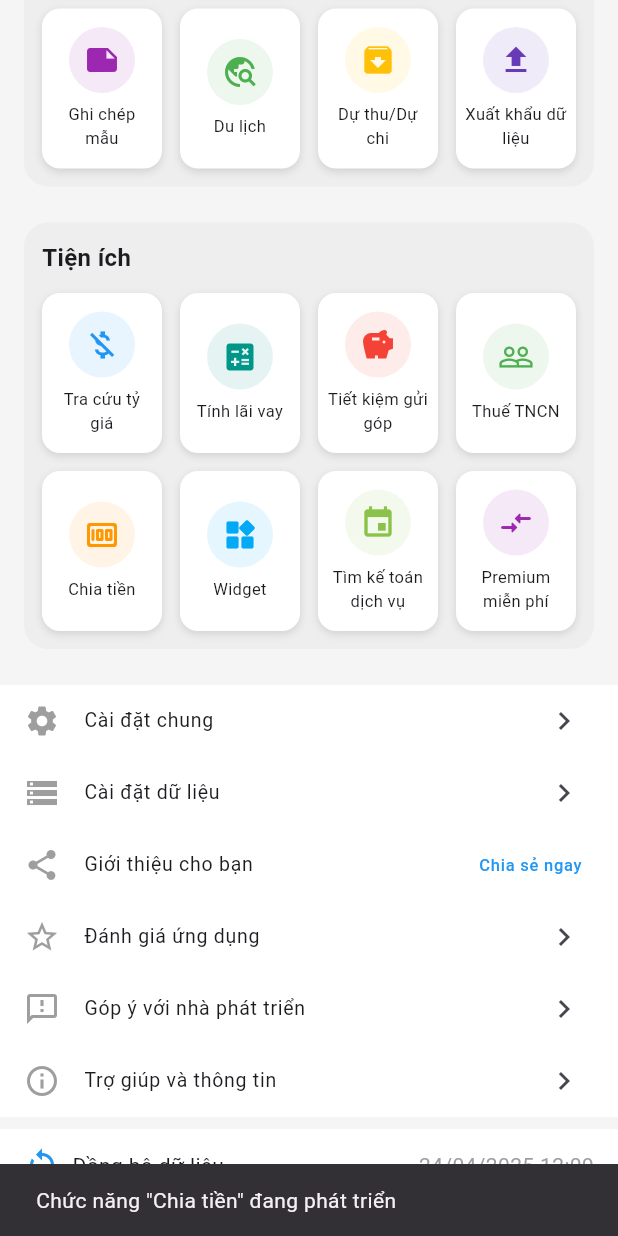
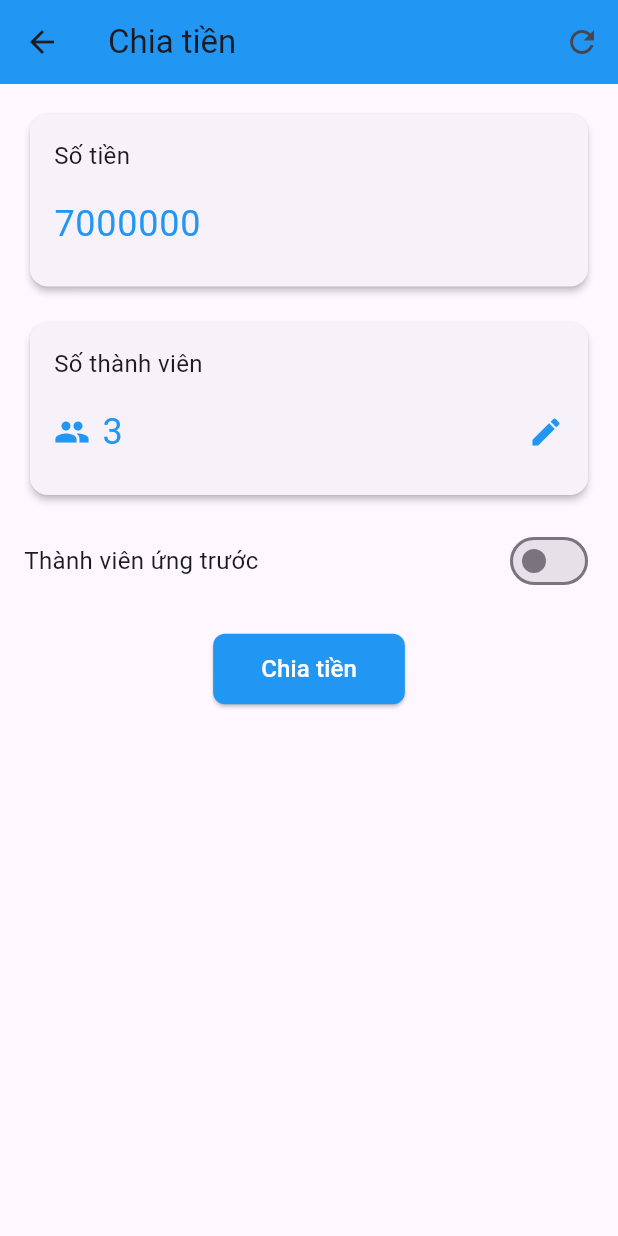
Before and after one commit to Kaii-Kaii/LapTrinhDiDong, a Flutter app: the KhacMain screen opened directly with empty values, scrolled down 356 dp, after a tap on "Chia tiền", on a phone screen of 412 x 824 dp. Run offline on Flutter 3.47's test engine with Material 3 defaults, Android fonts, the light colour scheme and no system bars; our stand-ins replace fl_chart; missing offline and left inert: dart:ffi; network calls fail.

Commit message:
update new

```diff
--- a/lib/screens/s_Khac/KhacMain.dart
+++ b/lib/screens/s_Khac/KhacMain.dart
@@ -9,6 +9,7 @@ import 'package:qltncn/screens/s_Khac/TienIch/TyGiaScreen.dart';
 import 'package:qltncn/screens/s_Khac/TienIch/TinhThueThuNhapCaNhanScreen.dart';
 import 'package:qltncn/screens/s_Khac/TienIch/TinhLaiVayScreen.dart';
 import 'package:qltncn/screens/s_Khac/TienIch/TinhLaiTienGui.dart';
+import 'package:qltncn/screens/s_Khac/TienIch/ChiaTien.dart';
 
 class KhacMain extends StatelessWidget {
   final String maKH;
@@ -407,6 +408,12 @@ class KhacMain extends StatelessWidget {
           MaterialPageRoute(builder: (_) => TinhLaiTienGuiScreen()),
         );
         break;
+      case 'Chia tiền':
+        Navigator.push(
+          context,
+          MaterialPageRoute(builder: (_) => ChiaTienScreen()),
+        );
+        break;
       default:
         ScaffoldMessenger.of(context).showSnackBar(
           SnackBar(content: Text('Chức năng "$title" đang phát triển')),
--- /dev/null
+++ b/lib/screens/s_Khac/TienIch/ChiaTien.dart
@@ -0,0 +1,237 @@
+import 'package:flutter/material.dart';
+import 'XuLyChiaTien.dart';
+
+class ChiaTienScreen extends StatefulWidget {
+  @override
+  _ChiaTienScreenState createState() => _ChiaTienScreenState();
+}
+
+class _ChiaTienScreenState extends State<ChiaTienScreen> {
+  final TextEditingController soTienController = TextEditingController();
+  final TextEditingController soThanhVienController = TextEditingController();
+  bool isThanhVienUngTruoc = false;
+  List<Map<String, dynamic>> thanhVienUngTruoc = [];
+
+  @override
+  void initState() {
+    super.initState();
+    soTienController.text = "7000000"; // Giá trị mặc định
+    soThanhVienController.text = "3"; // Giá trị mặc định
+  }
+
+  void _themThanhVienUngTruoc() {
+    setState(() {
+      thanhVienUngTruoc.add({"ten": "", "soTien": 0});
+    });
+  }
+
+  void _xoaThanhVienUngTruoc(int index) {
+    setState(() {
+      thanhVienUngTruoc.removeAt(index);
+    });
+  }
+
+  @override
+  Widget build(BuildContext context) {
+    return Scaffold(
+      appBar: AppBar(
+        title: const Text("Chia tiền"),
+        backgroundColor: Colors.blue,
+        actions: [
+          IconButton(
+            icon: const Icon(Icons.refresh),
+            onPressed: () {
+              setState(() {
+                soTienController.text = "7000000";
+                soThanhVienController.text = "3";
+                isThanhVienUngTruoc = false;
+                thanhVienUngTruoc.clear();
+              });
+            },
+          ),
+        ],
+      ),
+      body: SingleChildScrollView(
+        padding: const EdgeInsets.all(16.0),
+        child: Column(
+          crossAxisAlignment: CrossAxisAlignment.start,
+          children: [
+            // Số tiền
+            _buildInputCard(
+              title: "Số tiền",
+              child: TextField(
+                controller: soTienController,
+                keyboardType: TextInputType.number,
+                decoration: const InputDecoration(border: InputBorder.none),
+                style: const TextStyle(fontSize: 24, color: Colors.blue),
+              ),
+            ),
+            const SizedBox(height: 16),
+
+            // Số thành viên
+            _buildInputCard(
+              title: "Số thành viên",
+              child: Row(
+                children: [
+                  const Icon(Icons.people, color: Colors.blue),
+                  const SizedBox(width: 8),
+                  Expanded(
+                    child: TextField(
+                      controller: soThanhVienController,
+                      keyboardType: TextInputType.number,
+                      decoration: const InputDecoration(
+                        border: InputBorder.none,
+                      ),
+                      style: const TextStyle(fontSize: 24, color: Colors.blue),
+                    ),
+                  ),
+                  const Icon(Icons.edit, color: Colors.blue),
+                ],
+              ),
+            ),
+            const SizedBox(height: 16),
+
+            // Thành viên ứng trước
+            Row(
+              mainAxisAlignment: MainAxisAlignment.spaceBetween,
+              children: [
+                const Text(
+                  "Thành viên ứng trước",
+                  style: TextStyle(fontSize: 16),
+                ),
+                Switch(
+                  value: isThanhVienUngTruoc,
+                  onChanged: (value) {
+                    setState(() {
+                      isThanhVienUngTruoc = value;
+                    });
+                  },
+                ),
+              ],
+            ),
+            if (isThanhVienUngTruoc) ...[
+              for (int i = 0; i < thanhVienUngTruoc.length; i++)
+                _buildThanhVienUngTruocCard(i),
+              const SizedBox(height: 8),
+              GestureDetector(
+                onTap: _themThanhVienUngTruoc,
+                child: Row(
+                  children: const [
+                    Icon(Icons.add, color: Colors.blue),
+                    SizedBox(width: 8),
+                    Text(
+                      "Thêm thành viên ứng trước",
+                      style: TextStyle(color: Colors.blue),
+                    ),
+                  ],
+                ),
+              ),
+            ],
+            const SizedBox(height: 24),
+
+            // Nút Chia tiền
+            Center(
+              child: ElevatedButton(
+                onPressed: () {
+                  final double tongTien = double.tryParse(soTienController.text) ?? 0;
+                  final int soThanhVien = int.tryParse(soThanhVienController.text) ?? 0;
+
+                  if (tongTien > 0 && soThanhVien > 0) {
+                    Navigator.push(
+                      context,
+                      MaterialPageRoute(
+                        builder: (context) => CachChiaScreen(
+                          tongTien: tongTien,
+                          soThanhVien: soThanhVien,
+                        ),
+                      ),
+                    );
+                  } else {
+                    ScaffoldMessenger.of(context).showSnackBar(
+                      const SnackBar(content: Text("Vui lòng nhập số tiền và số thành viên hợp lệ!")),
+                    );
+                  }
+                },
+                style: ElevatedButton.styleFrom(
+                  backgroundColor: Colors.blue,
+                  foregroundColor: Colors.white,
+                  padding: const EdgeInsets.symmetric(
+                    horizontal: 32,
+                    vertical: 12,
+                  ),
+                  shape: RoundedRectangleBorder(
+                    borderRadius: BorderRadius.circular(8),
+                  ),
+                ),
+                child: const Text("Chia tiền", style: TextStyle(fontSize: 16)),
+              ),
+            ),
+          ],
+        ),
+      ),
+    );
+  }
+
+  Widget _buildInputCard({required String title, required Widget child}) {
+    return Card(
+      elevation: 2,
+      shape: RoundedRectangleBorder(borderRadius: BorderRadius.circular(12)),
+      child: Padding(
+        padding: const EdgeInsets.all(16.0),
+        child: Column(
+          crossAxisAlignment: CrossAxisAlignment.start,
+          children: [
+            Text(title, style: const TextStyle(fontSize: 16)),
+            const SizedBox(height: 8),
+            child,
+          ],
+        ),
+      ),
+    );
+  }
+
+  Widget _buildThanhVienUngTruocCard(int index) {
+    return Card(
+      elevation: 2,
+      shape: RoundedRectangleBorder(borderRadius: BorderRadius.circular(12)),
+      child: Padding(
+        padding: const EdgeInsets.all(16.0),
+        child: Row(
+          children: [
+            IconButton(
+              icon: const Icon(Icons.remove_circle, color: Colors.red),
+              onPressed: () => _xoaThanhVienUngTruoc(index),
+            ),
+            Expanded(
+              child: TextField(
+                decoration: const InputDecoration(
+                  hintText: "Nhập tên",
+                  border: InputBorder.none,
+                ),
+                onChanged: (value) {
+                  thanhVienUngTruoc[index]["ten"] = value;
+                },
+              ),
+            ),
+            const SizedBox(width: 8),
+            DropdownButton<int>(
+              value: thanhVienUngTruoc[index]["soTien"],
+              items:
+                  List.generate(11, (i) => i * 1000000).map((value) {
+                    return DropdownMenuItem<int>(
+                      value: value,
+                      child: Text(value.toString()),
+                    );
+                  }).toList(),
+              onChanged: (value) {
+                setState(() {
+                  thanhVienUngTruoc[index]["soTien"] = value!;
+                });
+              },
+            ),
+          ],
+        ),
+      ),
+    );
+  }
+}
```
Also changed, not shown: lib/screens/s_Khac/TienIch/XuLyChiaTien.dart (added, +316 -0 lines).
